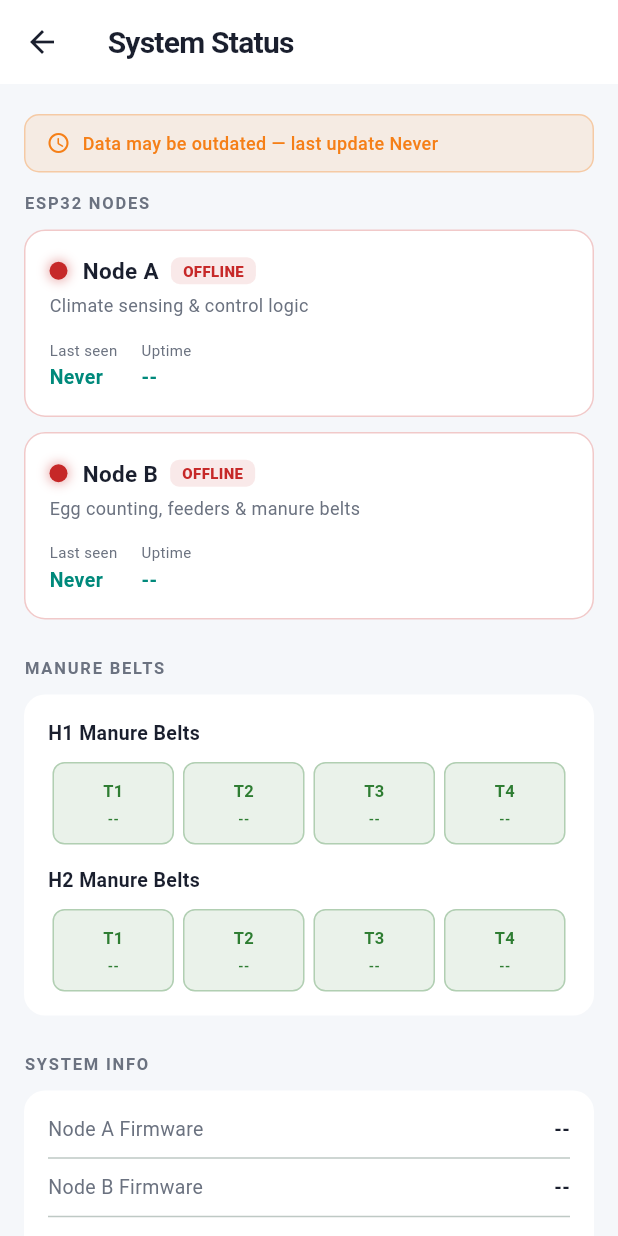
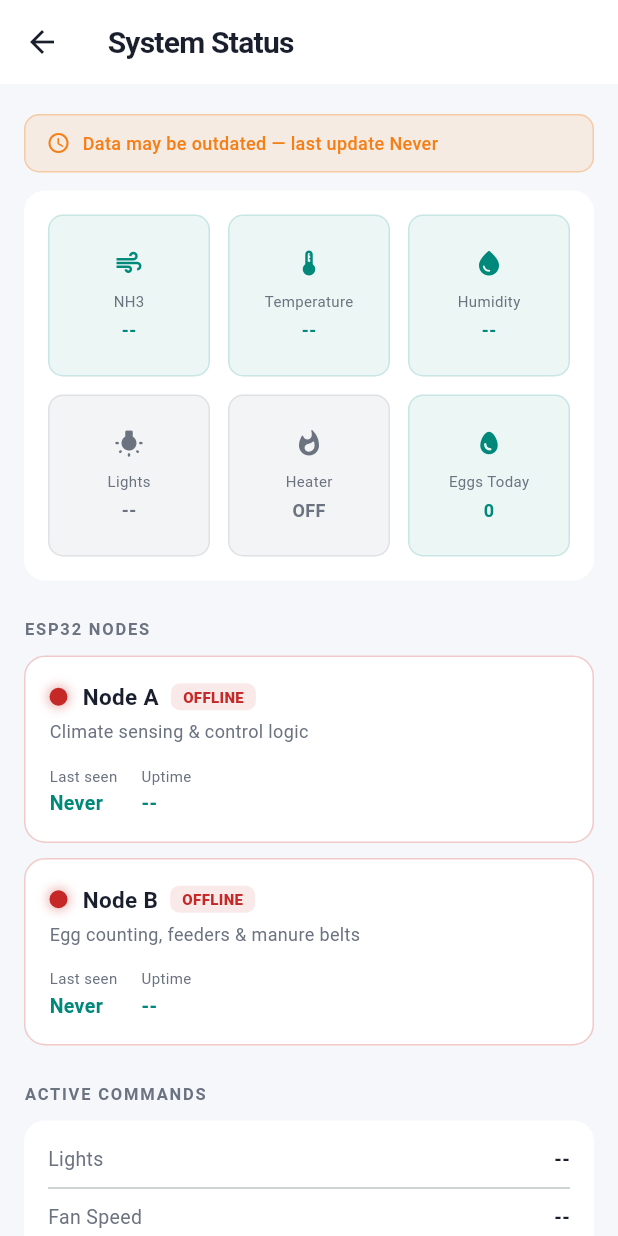
Before and after one commit to solmula/The_real_poultry_app, a Flutter app: the SystemStatusScreen screen opened directly, on a phone screen of 412 x 824 dp. Run offline on Flutter 3.47's test engine with Material 3 defaults, Android fonts, the phone set to English and light mode, and no system bars; our stand-ins replace cloud_firestore, connectivity_plus, firebase_auth, firebase_core, firebase_database, firebase_messaging and 3 more; accounts and stored records are empty.

Commit message:
Update override and system status screens

```diff
--- a/lib/presentation/screens/more/override/override_screen.dart
+++ b/lib/presentation/screens/more/override/override_screen.dart
@@ -62,7 +62,7 @@ class OverrideScreen extends StatelessWidget {
                 disabled: isViewer,
                 onSelect: (val) => _sendWithConfirm(context, cmd, l10n,
                     label: 'Set heater to \$val?',
-                    heaterOverride: val == 'Auto' ? '' : val),
+                  heaterOverride: val == 'Auto' ? 'AUTO' : val.toUpperCase()),
               ),
               const SizedBox(height: 10),
 
@@ -76,7 +76,7 @@ class OverrideScreen extends StatelessWidget {
                 disabled: isViewer,
                 onSelect: (val) => _sendWithConfirm(context, cmd, l10n,
                     label: 'Set lights to \$val?',
-                    lightsOverride: val == 'Auto' ? '' : val),
+                  lightsOverride: val == 'Auto' ? 'AUTO' : val.toUpperCase()),
               ),
               const SizedBox(height: 20),
 
--- a/lib/presentation/screens/more/system_status/system_status_screen.dart
+++ b/lib/presentation/screens/more/system_status/system_status_screen.dart
@@ -31,6 +31,9 @@ class SystemStatusScreen extends StatelessWidget {
               if (live.isStale) _StaleBanner(lastUpdate: live.lastUpdateText),
               if (live.isStale) const SizedBox(height: 12),
 
+              _LiveSummaryCard(data: d, isDark: isDark),
+              const SizedBox(height: 24),
+
               _SectionLabel(text: 'ESP32 Nodes', isDark: isDark),
               const SizedBox(height: 10),
               _NodeCard(
@@ -56,9 +59,9 @@ class SystemStatusScreen extends StatelessWidget {
               ),
               const SizedBox(height: 24),
 
-              _SectionLabel(text: 'Manure Belts', isDark: isDark),
+              _SectionLabel(text: 'Active Commands', isDark: isDark),
               const SizedBox(height: 10),
-              _ManureBeltsCard(data: d, isDark: isDark),
+              _ActiveCommandCard(data: d, isDark: isDark),
               const SizedBox(height: 24),
 
               _SectionLabel(text: 'System Info', isDark: isDark),
@@ -229,24 +232,28 @@ class _InfoChip extends StatelessWidget {
   }
 }
 
-class _ManureBeltsCard extends StatelessWidget {
+class _LiveSummaryCard extends StatelessWidget {
   final SensorData? data;
   final bool isDark;
-  const _ManureBeltsCard({required this.data, required this.isDark});
+  const _LiveSummaryCard({required this.data, required this.isDark});
 
-  String? _beltState(int house, int tier) {
-    if (data == null) return null;
-    final states = {
-      11: data!.h1T1ManureState,
-      12: data!.h1T2ManureState,
-      13: data!.h1T3ManureState,
-      14: data!.h1T4ManureState,
-      21: data!.h2T1ManureState,
-      22: data!.h2T2ManureState,
-      23: data!.h2T3ManureState,
-      24: data!.h2T4ManureState,
-    };
-    return states[house * 10 + tier];
+  Color _lightsColor() {
+    final lights = data?.lights;
+    if (lights == 'ON') return AppColors.statusGood;
+    if (lights == 'DIM') return AppColors.statusWarning;
+    return AppColors.textSecondary;
+  }
+
+  String _lightsLabel() {
+    return data?.lights ?? '--';
+  }
+
+  Color _heaterColor() {
+    return (data?.heater == true) ? AppColors.statusCritical : AppColors.textSecondary;
+  }
+
+  String _heaterLabel() {
+    return (data?.heater == true) ? 'ON' : 'OFF';
   }
 
   @override
@@ -254,44 +261,148 @@ class _ManureBeltsCard extends StatelessWidget {
     final cardColor = isDark ? AppColors.cardDark : AppColors.cardLight;
     final textColor = isDark ? AppColors.textLight : AppColors.textPrimary;
 
+    final tiles = [
+      {
+        'label': 'NH3',
+        'value': data?.nh3Max != null ? '${data!.nh3Max!.toStringAsFixed(1)} ppm' : '--',
+        'icon': Icons.air_outlined,
+      },
+      {
+        'label': 'Temperature',
+        'value': data?.tempAvg != null ? '${data!.tempAvg!.toStringAsFixed(1)} °C' : '--',
+        'icon': Icons.thermostat_rounded,
+      },
+      {
+        'label': 'Humidity',
+        'value': data?.rhAvg != null ? '${data!.rhAvg!.toStringAsFixed(1)} %RH' : '--',
+        'icon': Icons.water_drop_rounded,
+      },
+    ];
+
     return Container(
       padding: const EdgeInsets.all(16),
       decoration: BoxDecoration(color: cardColor, borderRadius: BorderRadius.circular(14)),
       child: Column(
         crossAxisAlignment: CrossAxisAlignment.start,
         children: [
-          for (int house = 1; house <= 2; house++) ...[
-            Text('H$house Manure Belts',
-                style: TextStyle(fontSize: 13, fontWeight: FontWeight.w600, color: textColor)),
-            const SizedBox(height: 10),
-            Row(
-              children: List.generate(4, (i) {
-                final tier = i + 1;
-                final state = _beltState(house, tier);
-                final isFull = state == 'FULL';
-                final color = isFull ? AppColors.statusWarning : AppColors.statusGood;
-                return Expanded(
-                  child: Padding(
-                    padding: const EdgeInsets.symmetric(horizontal: 3),
-                    child: Container(
-                      padding: const EdgeInsets.symmetric(vertical: 10),
-                      decoration: BoxDecoration(
-                        color: color.withOpacity(0.1),
-                        borderRadius: BorderRadius.circular(8),
-                        border: Border.all(color: color.withOpacity(0.3)),
+          GridView.count(
+            crossAxisCount: 3,
+            shrinkWrap: true,
+            physics: const NeverScrollableScrollPhysics(),
+            childAspectRatio: 1.0,
+            mainAxisSpacing: 12,
+            crossAxisSpacing: 12,
+            children: [
+              for (final tile in tiles)
+                _StatusTile(
+                  label: tile['label'] as String,
+                  value: tile['value'] as String,
+                  icon: tile['icon'] as IconData,
+                  color: AppColors.primary,
+                  isDark: isDark,
                 ),
-                      child: Column(children: [
-                        Text('T$tier', style: TextStyle(fontSize: 11, fontWeight: FontWeight.w700, color: color)),
-                        const SizedBox(height: 4),
-                        Text(state ?? '--', style: TextStyle(fontSize: 9, color: color, fontWeight: FontWeight.w600)),
-                      ]),
+              _StatusTile(
+                label: 'Lights',
+                value: _lightsLabel(),
+                icon: Icons.wb_incandescent_rounded,
+                color: _lightsColor(),
+                isDark: isDark,
               ),
+              _StatusTile(
+                label: 'Heater',
+                value: _heaterLabel(),
+                icon: Icons.whatshot_rounded,
+                color: _heaterColor(),
+                isDark: isDark,
+              ),
+              _StatusTile(
+                label: 'Eggs Today',
+                value: '${data?.totalToday ?? 0}',
+                icon: Icons.egg_rounded,
+                color: AppColors.primary,
+                isDark: isDark,
+              ),
+            ],
+          ),
+        ],
       ),
     );
-              }),
+  }
+}
+
+class _StatusTile extends StatelessWidget {
+  final String label;
+  final String value;
+  final IconData icon;
+  final Color color;
+  final bool isDark;
+
+  const _StatusTile({
+    required this.label,
+    required this.value,
+    required this.icon,
+    required this.color,
+    required this.isDark,
+  });
+
+  @override
+  Widget build(BuildContext context) {
+    final textColor = isDark ? AppColors.textLight : AppColors.textPrimary;
+
+    return Container(
+      padding: const EdgeInsets.all(12),
+      decoration: BoxDecoration(
+        color: color.withOpacity(0.08),
+        borderRadius: BorderRadius.circular(10),
+        border: Border.all(color: color.withOpacity(0.15)),
       ),
-            if (house == 1) const SizedBox(height: 14),
+      child: Column(
+        mainAxisAlignment: MainAxisAlignment.center,
+        children: [
+          Icon(icon, color: color, size: 20),
+          const SizedBox(height: 8),
+          Text(label, style: const TextStyle(fontSize: 10, color: AppColors.textSecondary)),
+          const SizedBox(height: 4),
+          Text(value, style: TextStyle(fontSize: 12, fontWeight: FontWeight.w700, color: color)),
         ],
+      ),
+    );
+  }
+}
+
+class _ActiveCommandCard extends StatelessWidget {
+  final SensorData? data;
+  final bool isDark;
+  const _ActiveCommandCard({required this.data, required this.isDark});
+
+  @override
+  Widget build(BuildContext context) {
+    final cardColor = isDark ? AppColors.cardDark : AppColors.cardLight;
+    final textColor = isDark ? AppColors.textLight : AppColors.textPrimary;
+
+    final lights = data?.lights ?? '--';
+    final fanSpeed = data?.fanSpeed ?? '--';
+
+    return Container(
+      padding: const EdgeInsets.all(16),
+      decoration: BoxDecoration(color: cardColor, borderRadius: BorderRadius.circular(14)),
+      child: Column(
+        children: [
+          Row(
+            mainAxisAlignment: MainAxisAlignment.spaceBetween,
+            children: [
+              Text('Lights', style: const TextStyle(fontSize: 13, color: AppColors.textSecondary)),
+              Text(lights, style: TextStyle(fontSize: 13, fontWeight: FontWeight.w600, color: textColor)),
+            ],
+          ),
+          const Divider(height: 20),
+          Row(
+            mainAxisAlignment: MainAxisAlignment.spaceBetween,
+            children: [
+              Text('Fan Speed', style: const TextStyle(fontSize: 13, color: AppColors.textSecondary)),
+              Text(fanSpeed, style: TextStyle(fontSize: 13, fontWeight: FontWeight.w600, color: textColor)),
+            ],
+          ),
         ],
       ),
     );
```
Lines whose indentation alone changed are shown as unchanged.
